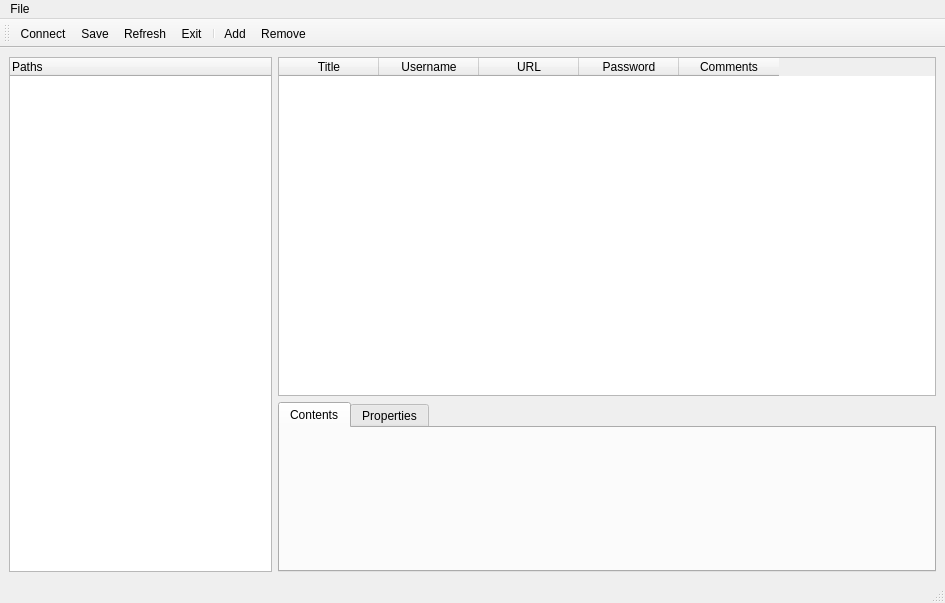
This is vaultkee/ui/main.ui in ShadowApex/vaultkee as Qt 5 draws it before an edit. The edited form follows.
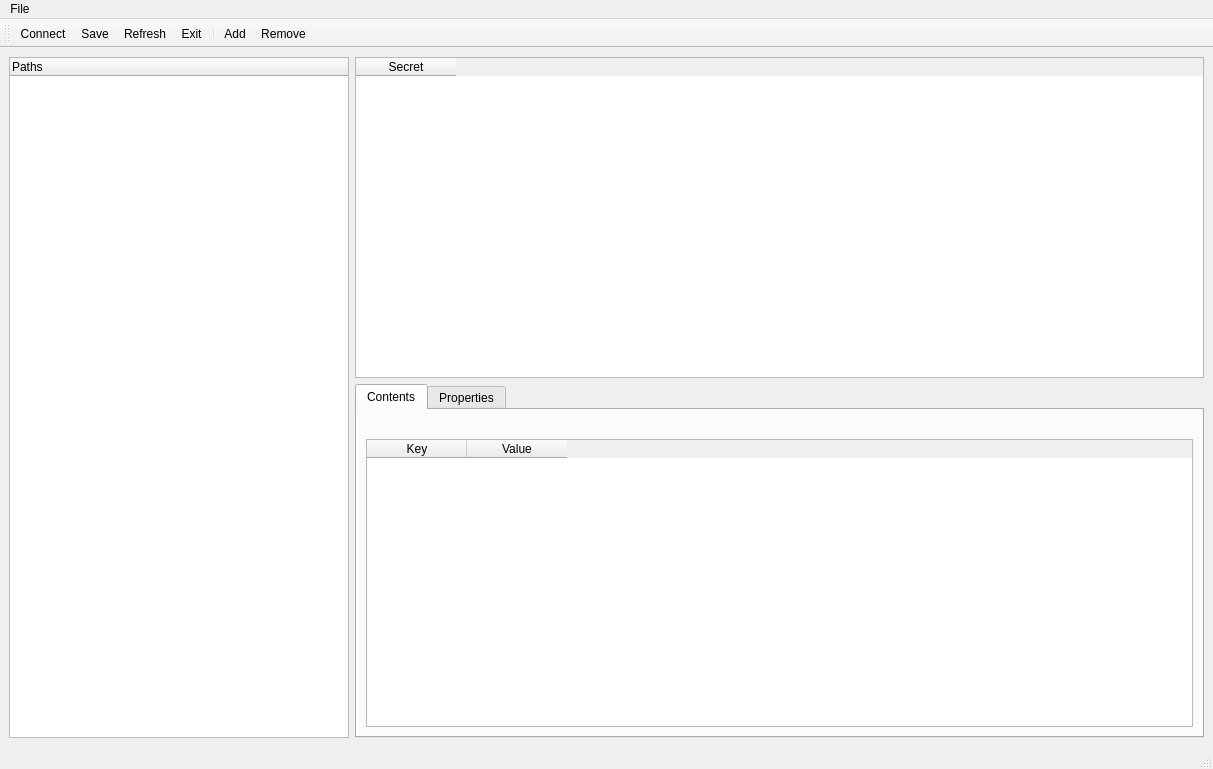
This is the edited form. Icons and pictures are not drawn.

The edit to the form file:
```diff
--- a/vaultkee/ui/main.ui
+++ b/vaultkee/ui/main.ui
@@ -6,8 +6,8 @@
    <rect>
     <x>0</x>
     <y>0</y>
-    <width>945</width>
-    <height>603</height>
+    <width>1213</width>
+    <height>769</height>
    </rect>
   </property>
   <property name="windowTitle">
@@ -18,35 +18,36 @@
     <item row="0" column="1">
      <layout class="QHBoxLayout" name="horizontalLayout">
       <item>
-       <layout class="QVBoxLayout" name="objectViewLayout" stretch="10,5">
+       <layout class="QVBoxLayout" name="objectViewLayout" stretch="10,11">
         <item>
          <widget class="QTableWidget" name="objectsViewer">
+          <property name="editTriggers">
+           <set>QAbstractItemView::NoEditTriggers</set>
+          </property>
+          <property name="alternatingRowColors">
+           <bool>true</bool>
+          </property>
+          <property name="selectionMode">
+           <enum>QAbstractItemView::SingleSelection</enum>
+          </property>
           <property name="selectionBehavior">
            <enum>QAbstractItemView::SelectRows</enum>
           </property>
+          <property name="gridStyle">
+           <enum>Qt::SolidLine</enum>
+          </property>
+          <property name="sortingEnabled">
+           <bool>true</bool>
+          </property>
+          <attribute name="horizontalHeaderShowSortIndicator" stdset="0">
+           <bool>true</bool>
+          </attribute>
+          <attribute name="verticalHeaderVisible">
+           <bool>false</bool>
+          </attribute>
           <column>
            <property name="text">
-            <string>Title</string>
-           </property>
-          </column>
-          <column>
-           <property name="text">
-            <string>Username</string>
-           </property>
-          </column>
-          <column>
-           <property name="text">
-            <string>URL</string>
-           </property>
-          </column>
-          <column>
-           <property name="text">
-            <string>Password</string>
-           </property>
-          </column>
-          <column>
-           <property name="text">
-            <string>Comments</string>
+            <string>Secret</string>
            </property>
           </column>
          </widget>
@@ -60,6 +61,59 @@
            <attribute name="title">
             <string>Contents</string>
            </attribute>
+           <layout class="QGridLayout" name="gridLayout_2">
+            <item row="0" column="1">
+             <layout class="QVBoxLayout" name="verticalLayout">
+              <item>
+               <widget class="QLabel" name="titleLabel">
+                <property name="font">
+                 <font>
+                  <weight>75</weight>
+                  <bold>true</bold>
+                 </font>
+                </property>
+                <property name="text">
+                 <string/>
+                </property>
+                <property name="textInteractionFlags">
+                 <set>Qt::LinksAccessibleByMouse|Qt::TextSelectableByKeyboard|Qt::TextSelectableByMouse</set>
+                </property>
+               </widget>
+              </item>
+              <item>
+               <widget class="QTableWidget" name="secretTableWidget">
+                <property name="alternatingRowColors">
+                 <bool>true</bool>
+                </property>
+                <property name="gridStyle">
+                 <enum>Qt::NoPen</enum>
+                </property>
+                <attribute name="horizontalHeaderVisible">
+                 <bool>true</bool>
+                </attribute>
+                <attribute name="verticalHeaderVisible">
+                 <bool>false</bool>
+                </attribute>
+                <row>
+                 <property name="text">
+                  <string/>
+                 </property>
+                </row>
+                <column>
+                 <property name="text">
+                  <string>Key</string>
+                 </property>
+                </column>
+                <column>
+                 <property name="text">
+                  <string>Value</string>
+                 </property>
+                </column>
+               </widget>
+              </item>
+             </layout>
+            </item>
+           </layout>
           </widget>
           <widget class="QWidget" name="tab_2">
            <attribute name="title">
@@ -88,7 +142,7 @@
     <rect>
      <x>0</x>
      <y>0</y>
-     <width>945</width>
+     <width>1213</width>
      <height>25</height>
     </rect>
    </property>
```
Left out of the diff: 6 changed lines with no effect on the pictures.
